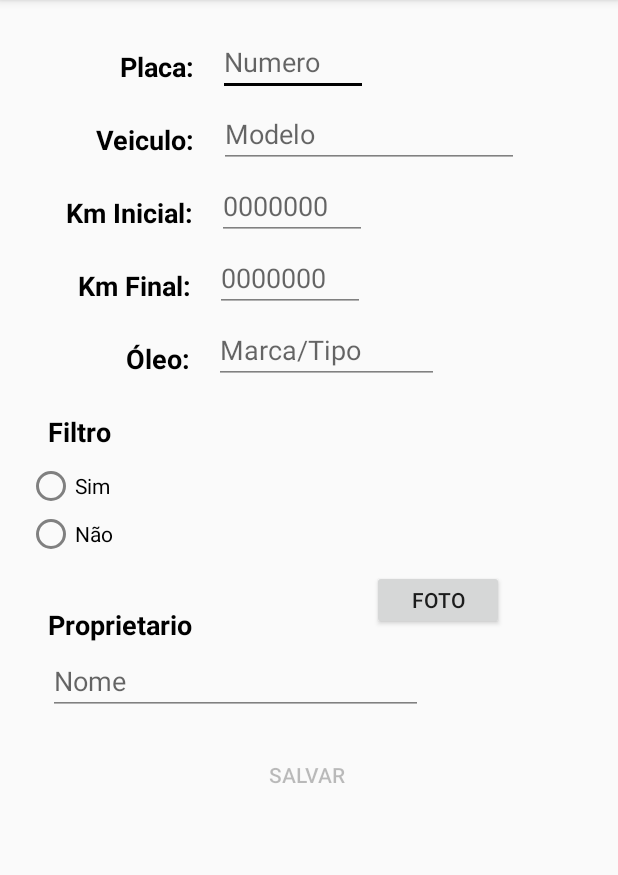
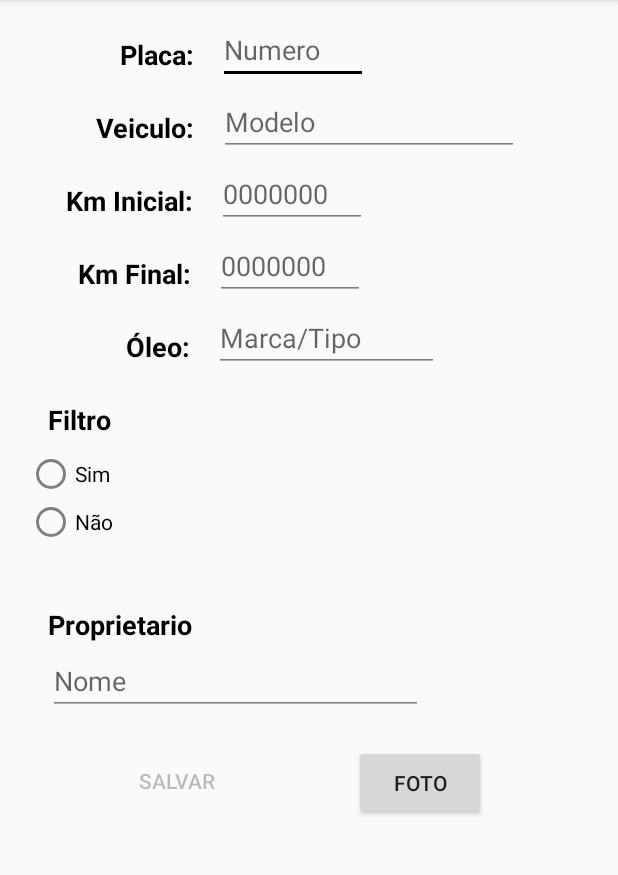
Before and after one commit to RenatoCC/meusprojetos, an Android app: the screen it shows after launch (MainActivity), on a phone screen of 412 x 824 dp, the part 84-959 px from its top. Run offline under Robolectric (Android 15) with nearby library versions, the phone set to English and light mode, and no system bars.

Commit message:
mudança no layout, botão de foto ao laddo do botão salvar

```diff
--- a/KmCar/app/src/main/java/br/com/renato/kmcar/MainActivity.java
+++ b/KmCar/app/src/main/java/br/com/renato/kmcar/MainActivity.java
@@ -4,6 +4,7 @@ import android.Manifest;
 import android.content.Intent;
 import android.content.pm.PackageManager;
 import android.graphics.Bitmap;
+import android.graphics.drawable.BitmapDrawable;
 import android.provider.MediaStore;
 import android.support.v4.app.ActivityCompat;
 import android.support.v7.app.AppCompatActivity;
@@ -20,6 +21,8 @@ import android.widget.RadioButton;
 import android.widget.TextView;
 import android.widget.Toast;
 
+import java.io.ByteArrayOutputStream;
+
 public class MainActivity extends AppCompatActivity implements View.OnClickListener{
 
     private Button btn_salvar,btn_foto;
@@ -31,8 +34,9 @@ public class MainActivity extends AppCompatActivity implements View.OnClickListe
 
     int km_inicial, km_final;
     String nome_proprietario, nome_oleo, filtro_trocado,modelo,placa;
+    byte[] foto;
+    Database db = new Database(this);
 
-    Database db = new Database(this);
     @Override
     protected void onCreate(Bundle savedInstanceState) {
         super.onCreate(savedInstanceState);
@@ -56,10 +60,13 @@ public class MainActivity extends AppCompatActivity implements View.OnClickListe
         rb_nao = findViewById(R.id.rb_nao);
         rb_sim = findViewById(R.id.rb_sim);
 
+        //HABILITA A CAMERA
         if(ActivityCompat.checkSelfPermission(this, Manifest.permission.CAMERA) != PackageManager.PERMISSION_GRANTED){
             ActivityCompat.requestPermissions(this, new String[]{Manifest.permission.CAMERA},0 );
         }
 //--------------------------------------------------------------------------------------------------
+
+      //BOTÃO SALVAR COM OS METODOS SALVAR E LIMPAR OS CAMPOS
         btn_salvar.setOnClickListener(new View.OnClickListener() {
             @Override
             public void onClick(View v) {
@@ -67,7 +74,7 @@ public class MainActivity extends AppCompatActivity implements View.OnClickListe
                 LimpaCampos();
             }
         });
-
+        //BOTÃO DE FOTO COM O METODO DE TIRAR A FOTO
         btn_foto.setOnClickListener(new View.OnClickListener() {
             @Override
             public void onClick(View v) {
@@ -75,6 +82,7 @@ public class MainActivity extends AppCompatActivity implements View.OnClickListe
             }
         });
 //--------------------------------------------------------------------------------------------------
+        //METODO QUE LIGA O BOTÃO SALVAR SOMENTE SE OS CAMPOS FOREM PREECHIDOS
         edt_oleo.addTextChangedListener(valida);
         edt_proprietario.addTextChangedListener(valida);
     }
@@ -100,6 +108,7 @@ public class MainActivity extends AppCompatActivity implements View.OnClickListe
          }
     };
 //--------------------------------------------------------------------------------------------------
+   //TIRA A FOTO E MOSTRA NO IMAGEVIEW
     void tirarFoto(){
         Intent intent = new Intent(MediaStore.ACTION_IMAGE_CAPTURE);
         startActivityForResult(intent,1);
@@ -116,7 +125,8 @@ public class MainActivity extends AppCompatActivity implements View.OnClickListe
         }
     }
 
-    //--------------------------------------------------------------------------------------------------
+//--------------------------------------------------------------------------------------------------
+   //SALVA OS DADOS NO BANCO
     void SalvaDados() {
 
         placa = edt_placa.getText().toString();
@@ -133,10 +143,30 @@ public class MainActivity extends AppCompatActivity implements View.OnClickListe
             }
                 nome_proprietario = edt_proprietario.getText().toString();
 
-            db.AddDados(new Dados(km_inicial,km_final,placa,nome_oleo,filtro_trocado,nome_proprietario,modelo));
+        Bitmap bitmap = ((BitmapDrawable) img_imagem.getDrawable()).getBitmap();
+        ByteArrayOutputStream stream = new ByteArrayOutputStream();
+        bitmap.compress(Bitmap.CompressFormat.JPEG,100,stream);
+        byte imageByte[] = stream.toByteArray();
+
+        foto = imageByte;
+
+        db.AddDados(new Dados(km_inicial,km_final,placa,nome_oleo,filtro_trocado,nome_proprietario,modelo,foto));
             Toast.makeText(MainActivity.this, "Cadastrado", Toast.LENGTH_LONG).show();
         }
+
+
+
+   /* private byte[] imageView(byte[] foto) {
+        Bitmap bitmap = ((BitmapDrawable) img_imagem.getDrawable()).getBitmap();
+        ByteArrayOutputStream saida = new ByteArrayOutputStream();
+        bitmap.compress(Bitmap.CompressFormat.PNG,100,saida);
+        byte[] img = saida.toByteArray();
+        return img;
+    }*/
+
 //--------------------------------------------------------------------------------------------------
+
+   //LIMPA OS CAMPOS APOS SALVAR OS DADOS
     void LimpaCampos() {
         edt_placa.setText("");
         edt_proprietario.setText("");
@@ -146,8 +176,10 @@ public class MainActivity extends AppCompatActivity implements View.OnClickListe
         edt_km_1.setText("");
         rb_sim.setChecked(false);
         rb_nao.setChecked(false);
+        img_imagem.setImageResource(0);
     }
 //--------------------------------------------------------------------------------------------------
+  //CRIA O MENU DE OPÇÕES
     @Override
     public boolean onCreateOptionsMenu(Menu menu) {
         getMenuInflater().inflate(R.menu.menu, menu);
@@ -168,6 +200,7 @@ public class MainActivity extends AppCompatActivity implements View.OnClickListe
         return true;
     }
 //--------------------------------------------------------------------------------------------------
+    //INICIA A TELA DE CONNSULTA
     void ChamaTela(){
         Intent it = new Intent(this,MainActivity2.class);
         startActivity(it);
--- a/KmCar/app/src/main/java/br/com/renato/kmcar/MainActivity2.java
+++ b/KmCar/app/src/main/java/br/com/renato/kmcar/MainActivity2.java
@@ -1,9 +1,10 @@
 package br.com.renato.kmcar;
 
 
+import android.content.Context;
 import android.content.DialogInterface;
-import android.database.sqlite.SQLiteDatabase;
 import android.os.Bundle;
+import android.support.annotation.NonNull;
 import android.support.v7.app.AlertDialog;
 import android.support.v7.app.AppCompatActivity;
 import android.text.Editable;
@@ -18,7 +19,7 @@ import android.widget.Toast;
 import java.util.ArrayList;
 import java.util.List;
 
-public class MainActivity2 extends AppCompatActivity implements View.OnClickListener {
+public class MainActivity2 extends AppCompatActivity  implements View.OnClickListener {
 
     private ListView lst_dados;
     private ArrayList<String> list;
@@ -141,6 +142,7 @@ public class MainActivity2 extends AppCompatActivity implements View.OnClickList
                                 + "FILTRO_TROCADO: " + d.filtro_trocado + " \n ");
             }
         }
+
 //--------------------------------------------------------------------------------------------------
     void alerta() {
         AlertDialog.Builder msg = new AlertDialog.Builder(this);
--- a/KmCar/app/src/main/res/layout/activity_main.xml
+++ b/KmCar/app/src/main/res/layout/activity_main.xml
@@ -11,7 +11,7 @@
         android:layout_width="wrap_content"
         android:layout_height="wrap_content"
         android:layout_marginStart="80dp"
-        android:layout_marginTop="32dp"
+        android:layout_marginTop="24dp"
         android:text="@string/txt_placa"
         android:textAppearance="?android:textAppearanceLarge"
         android:textColor="@android:color/black"
@@ -25,7 +25,7 @@
         android:layout_width="100dp"
         android:layout_height="40dp"
         android:layout_marginStart="16dp"
-        android:layout_marginTop="24dp"
+        android:layout_marginTop="16dp"
         android:ems="10"
         android:focusable="true"
         android:hint="Numero"
@@ -140,10 +140,10 @@
 
     <ImageView
         android:id="@+id/img_imagem"
-        android:layout_width="250dp"
-        android:layout_height="100dp"
-        android:layout_marginEnd="28dp"
-        android:layout_marginTop="16dp"
+        android:layout_width="240dp"
+        android:layout_height="145dp"
+        android:layout_marginEnd="32dp"
+        android:layout_marginTop="8dp"
         app:layout_constraintEnd_toEndOf="parent"
         app:layout_constraintTop_toBottomOf="@+id/edt_oleo" />
     <EditText
@@ -164,7 +164,7 @@
         android:layout_width="wrap_content"
         android:layout_height="wrap_content"
         android:layout_marginStart="32dp"
-        android:layout_marginTop="32dp"
+        android:layout_marginTop="40dp"
         android:text="@string/txt_dono"
         android:textColor="@android:color/black"
         android:textSize="18sp"
@@ -174,16 +174,15 @@
 
     <Button
         android:id="@+id/btn_salvar"
+        style="@style/Widget.AppCompat.Button.Borderless"
         android:layout_width="150dp"
         android:layout_height="wrap_content"
         android:layout_marginEnd="8dp"
         android:layout_marginStart="8dp"
-        android:layout_marginTop="16dp"
+        android:layout_marginTop="20dp"
         android:enabled="false"
         android:text="@string/btn_salvar"
-        style="@style/Widget.AppCompat.Button.Borderless"
-        app:layout_constraintEnd_toEndOf="parent"
-        app:layout_constraintHorizontal_bias="0.497"
+        app:layout_constraintEnd_toStartOf="@+id/btn_foto"
         app:layout_constraintStart_toStartOf="parent"
         app:layout_constraintTop_toBottomOf="@+id/edt_proprietario" />
 
@@ -235,11 +234,11 @@
     <Button
         android:id="@+id/btn_foto"
         android:layout_width="wrap_content"
-        android:layout_height="40dp"
-        android:layout_marginEnd="76dp"
-        android:layout_marginTop="8dp"
+        android:layout_height="50dp"
+        android:layout_marginEnd="88dp"
+        android:layout_marginTop="20dp"
         android:text="@string/btn_foto"
         app:layout_constraintEnd_toEndOf="parent"
-        app:layout_constraintTop_toBottomOf="@+id/img_imagem" />
+        app:layout_constraintTop_toBottomOf="@+id/edt_proprietario" />
 
 </android.support.constraint.ConstraintLayout>
```
Also changed, not shown: KmCar/app/src/main/java/br/com/renato/kmcar/Dados.java (+13 -1 lines), KmCar/app/src/main/java/br/com/renato/kmcar/Database.java (+14 -8 lines). Lines whose indentation alone changed are shown as unchanged.
